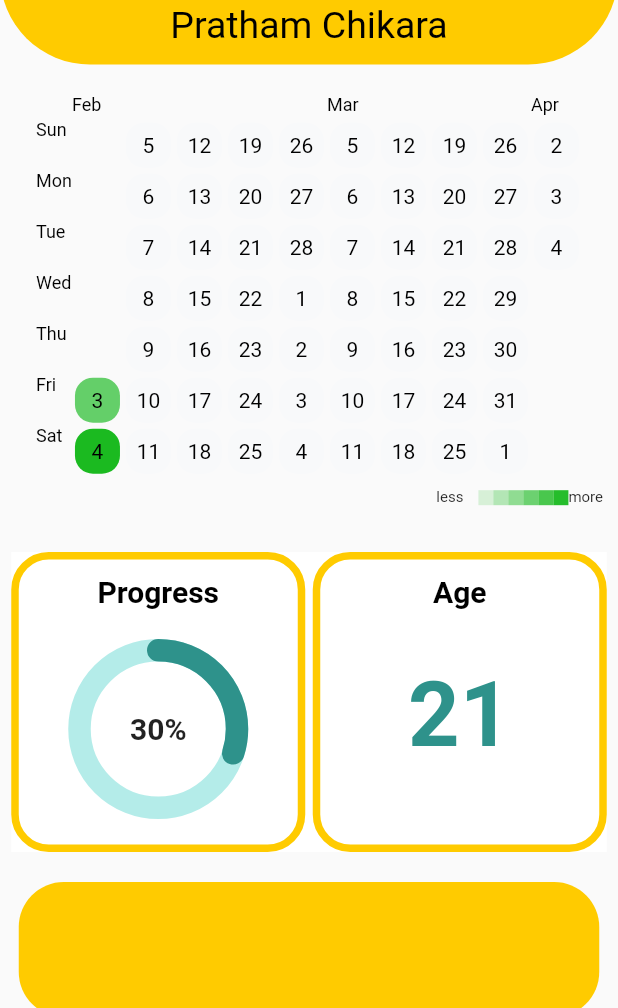
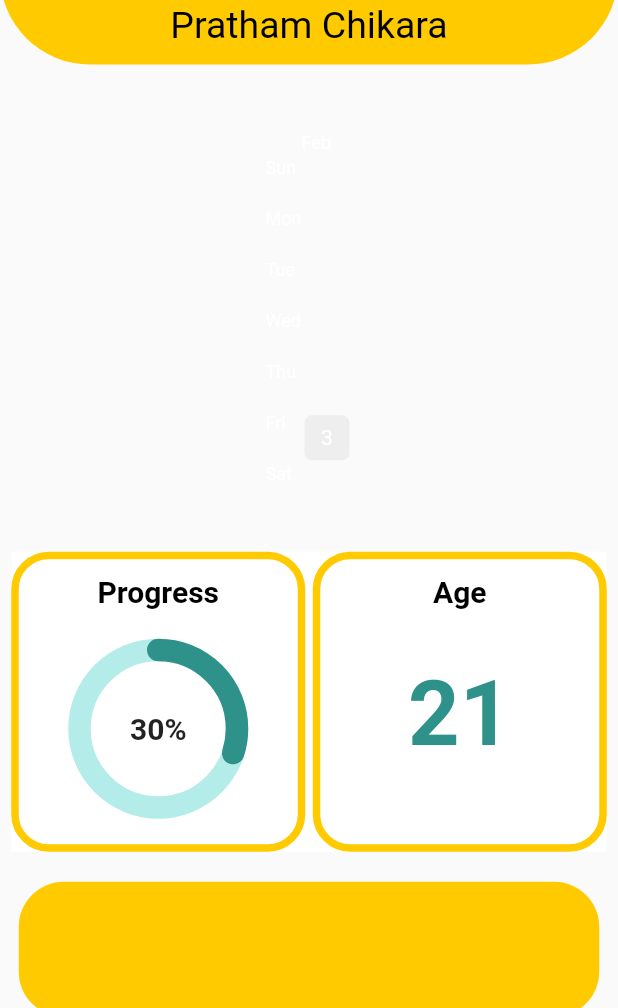
Before and after one commit to PratyushPriyam/Habit-Tracker-Flutter, a Flutter app: the UserProfile screen opened directly, on a phone screen of 412 x 824 dp, the part 228-1236 px from its top. Run offline on Flutter 3.47's test engine with Material 2 defaults, Android fonts, the phone set to English and light mode, and no system bars; drawn by our look-alikes of animated_text_kit, flutter_heatmap_calendar, overlay_support, percent_indicator; our stand-ins replace curved_navigation_bar, flutter_slidable, hive_flutter, internet_connection_checker, lottie, smooth_page_indicator; accounts and stored records are empty; network calls fail.

Commit message:
Heat Map Active

```diff
--- a/lib/Pages/HomePage.dart
+++ b/lib/Pages/HomePage.dart
@@ -278,9 +278,7 @@ class _HomePageState extends State<HomePage> {
         case 0:
           widget = ListViewMain();
 
-          db.loadData();
           db.updateDatabase();
-          db.loadData();
           break;
         case 1:
           widget = UserProfile();
@@ -293,7 +291,6 @@ class _HomePageState extends State<HomePage> {
           widget = ListViewMain();
           setState(() {
             db.updateDatabase();
-            db.loadData();
           });
           break;
       }
--- a/lib/Pages/ListViewMain.dart
+++ b/lib/Pages/ListViewMain.dart
@@ -118,7 +118,7 @@ class _ListViewMainState extends State<ListViewMain> {
   Widget build(BuildContext context) {
     db.updateDatabase();
     db.loadData();
-    return new ListView.builder(
+    return ListView.builder(
         key: UniqueKey(),
         itemCount: db.habitsList.length,
         itemBuilder: (context, index) {
--- a/lib/Pages/UserProfile.dart
+++ b/lib/Pages/UserProfile.dart
@@ -1,13 +1,38 @@
 import 'package:flutter/material.dart';
-import 'package:habit_tracker/Pages/AboutUs.dart';
-import 'package:habit_tracker/Util/HeatMap.dart';
+import 'package:hive_flutter/hive_flutter.dart';
 
+import '../Data/habit_dataset.dart';
+import '../Util/HeatMap.dart';
 import '../Util/PercentageIndicator.dart';
 import '../Util/TextAnimation.dart';
-import 'HomePage.dart';
 
-class UserProfile extends StatelessWidget {
+class UserProfile extends StatefulWidget {
   const UserProfile({super.key});
+
+  @override
+  State<UserProfile> createState() => _UserProfileState();
+}
+
+class _UserProfileState extends State<UserProfile> {
+  HabitDatabase db = HabitDatabase();
+  final _myBox = Hive.box("Habit_Database");
+  void initState() {
+    // if there is no current habit list, then it is the 1st time ever opening the app
+    // then create default data
+    if (_myBox.get("CURRENT_HABIT_LIST") == null) {
+      db.createDefaultData();
+    }
+
+    // there already exists data, this is not the first time
+    else {
+      db.loadData();
+    }
+
+    // update the database
+    db.updateDatabase();
+
+    super.initState();
+  }
 
   @override
   Widget build(BuildContext context) {
@@ -50,7 +75,10 @@ class UserProfile extends StatelessWidget {
             SizedBox(height: 20),
             Container(
                 // heat map implementation
-                child: Heat_map()),
+                child: Heat_Map(
+              datasets: db.heatMapDataSet,
+              startDate: _myBox.get("START_DATE"),
+            )),
             Container(
                 height: 200,
                 width: MediaQuery.of(context).size.width - 15,
--- a/lib/Util/HeatMap.dart
+++ b/lib/Util/HeatMap.dart
@@ -1,47 +1,50 @@
 import 'package:flutter/material.dart';
 import 'package:flutter_heatmap_calendar/flutter_heatmap_calendar.dart';
 
-class Heat_map extends StatelessWidget {
-  const Heat_map({super.key});
+import '../Data/DateTime/date_time.dart';
+
+class Heat_Map extends StatelessWidget {
+  final Map<DateTime, int>? datasets;
+  final String startDate;
+
+  const Heat_Map({
+    super.key,
+    required this.datasets,
+    required this.startDate,
+  });
 
   @override
   Widget build(BuildContext context) {
     return Container(
-      width: MediaQuery.of(context).size.width - 20,
-      height: 305,
-      decoration: BoxDecoration(
-        borderRadius: BorderRadius.all(Radius.circular(25)),
-      ),
+      padding: const EdgeInsets.only(top: 25, bottom: 25),
       child: HeatMap(
-        datasets: {
-          DateTime(2023, 1, 31): 3,
-          DateTime(2023, 2, 1): 7,
-          DateTime(2023, 2, 2): 10,
-          DateTime(2023, 2, 3): 6,
-          DateTime(2023, 2, 4): 9,
-        },
-        startDate: DateTime.now(),
-        endDate: DateTime.now().add(Duration(days: 60)),
-        size: 30,
-        textColor: Colors.black,
-        borderRadius: 12,
-        colorMode: ColorMode.opacity,
+        startDate: createDateTimeObject(startDate),
+        endDate: DateTime.now().add(Duration(days: 0)),
+        datasets: datasets,
+        colorMode: ColorMode.color,
+        defaultColor: Colors.grey[200],
+        textColor: Colors.white,
+        showColorTip: false,
         showText: true,
         scrollable: true,
-        colorsets: {
+        size: 30,
+        colorsets: const {
           1: Color.fromARGB(20, 2, 179, 8),
           2: Color.fromARGB(40, 2, 179, 8),
           3: Color.fromARGB(60, 2, 179, 8),
           4: Color.fromARGB(80, 2, 179, 8),
           5: Color.fromARGB(100, 2, 179, 8),
           6: Color.fromARGB(120, 2, 179, 8),
-          7: Color.fromARGB(140, 2, 179, 8),
-          8: Color.fromARGB(160, 2, 179, 8),
-          9: Color.fromARGB(180, 2, 179, 8),
-          10: Color.fromARGB(200, 2, 179, 8),
+          7: Color.fromARGB(150, 2, 179, 8),
+          8: Color.fromARGB(180, 2, 179, 8),
+          9: Color.fromARGB(220, 2, 179, 8),
+          10: Color.fromARGB(255, 2, 179, 8),
+        },
+        onClick: (value) {
+          ScaffoldMessenger.of(context)
+              .showSnackBar(SnackBar(content: Text(value.toString())));
         },
       ),
     );
-    ;
   }
 }
--- a/lib/main.dart
+++ b/lib/main.dart
@@ -1,10 +1,7 @@
 import 'package:flutter/material.dart';
-import 'package:habit_tracker/IntroductionScreens/OnBoardingScreen/onBoarding_screen.dart';
 import 'package:habit_tracker/IntroductionScreens/SplashScreen/splash_screen.dart';
 import 'package:hive_flutter/hive_flutter.dart';
 import 'package:overlay_support/overlay_support.dart';
-
-import 'Pages/HomePage.dart';
 
 void main() async {
   await Hive.initFlutter();
--- a/pubspec.yaml
+++ b/pubspec.yaml
@@ -45,9 +45,9 @@ dependencies:
   lottie:
   internet_connection_checker:
   overlay_support:
-  flutter_heatmap_calendar: ^1.0.5
-  percent_indicator: ^4.2.2
-  animated_text_kit: ^4.2.2
+  flutter_heatmap_calendar:
+  percent_indicator:
+  animated_text_kit:
 
 dev_dependencies:
   flutter_test:
```
Also changed, not shown: lib/Data/habit_dataset.dart (+58 -0 lines).
